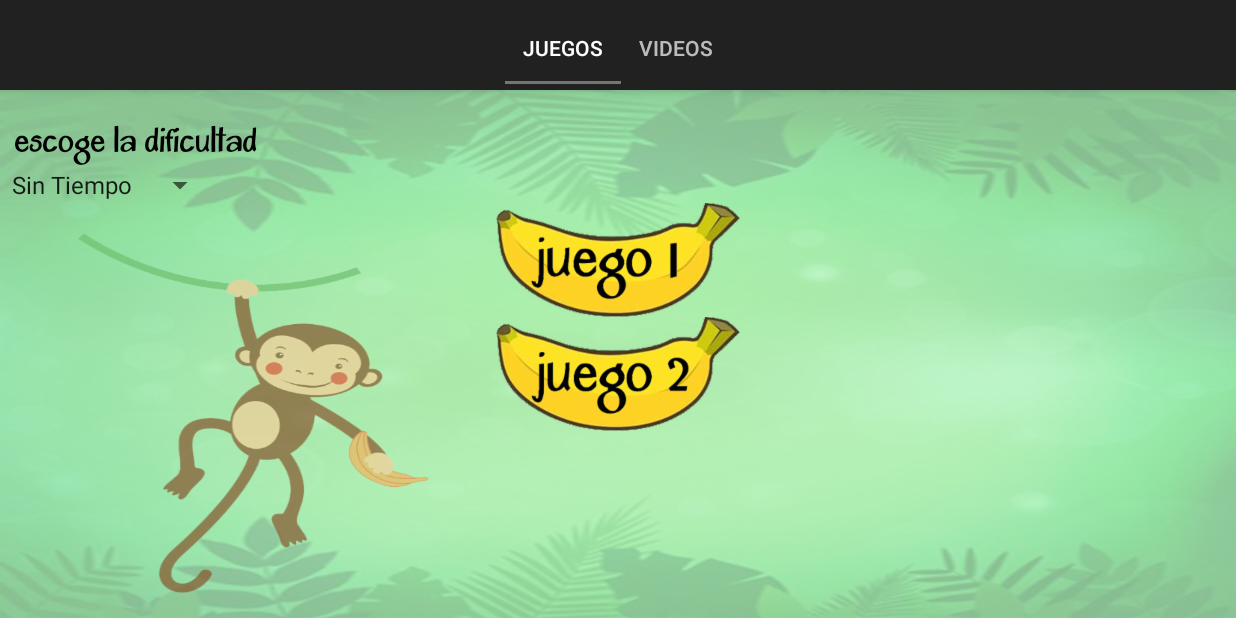
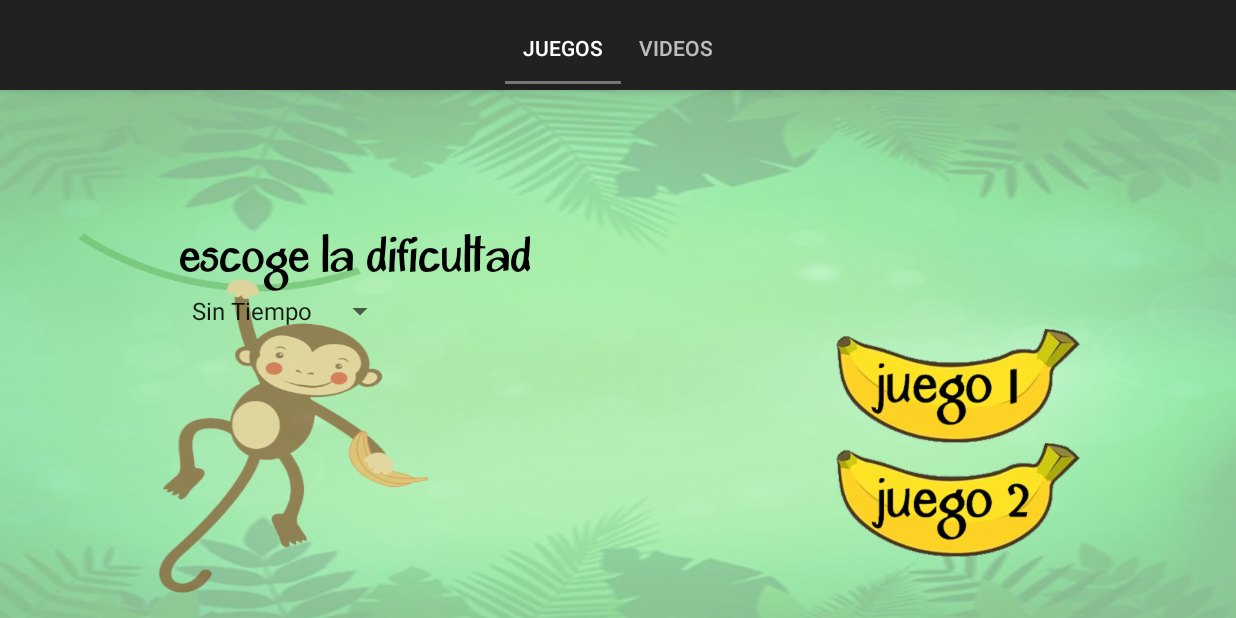
Before and after one commit to miguelpiza93/Mult, an Android app: the screen it shows after launch (MainActivity), after a tap on "Todas las tablas", on a phone screen of 824 x 412 dp (held sideways). Run offline under Robolectric (Android 15) with nearby library versions, the phone set to English and light mode, and no system bars; our stand-ins replace AdMob.

Commit message:
actualizacion interfaz nivel

```diff
--- a/app/src/main/java/com/app/multiplicando/Abn.java
+++ b/app/src/main/java/com/app/multiplicando/Abn.java
@@ -34,7 +34,8 @@ public class Abn extends Fragment
                 .addTestDevice("E6D875D21E5D7044F76A3C6603BC25D6")//Lo
                 .addTestDevice("1D6E14D9D821973C13370F0C46ECD264")//Mi
                 .addTestDevice(AdRequest.DEVICE_ID_EMULATOR)
-                .addTestDevice("04675459C2BE09CF506EDD1002143111")//Genymotion
+                .addTestDevice("04675459C2BE09CF506EDD1002143111")//Genymotion tablet
+                .addTestDevice("2911693A4370B61588F14C331189465F")//Nexus one
                 .build();
         adView.loadAd(adRequest);
 
--- a/app/src/main/java/com/app/multiplicando/PlaceholderFragment.java
+++ b/app/src/main/java/com/app/multiplicando/PlaceholderFragment.java
@@ -83,7 +83,8 @@ public class PlaceholderFragment extends Fragment
                 .addTestDevice( AdRequest.DEVICE_ID_EMULATOR )
                 .addTestDevice("E6D875D21E5D7044F76A3C6603BC25D6")//Mi
                 .addTestDevice("1D6E14D9D821973C13370F0C46ECD264")//Lo
-                .addTestDevice("04675459C2BE09CF506EDD1002143111")//Genymotion
+                .addTestDevice("04675459C2BE09CF506EDD1002143111")//Genymotion tablet
+                .addTestDevice("2911693A4370B61588F14C331189465F")//Nexus one
                 .build();
 
         // Begin loading your interstitial.
@@ -162,7 +163,7 @@ public class PlaceholderFragment extends Fragment
             public void onItemClick(AdapterView<?> parent, View view, int position, long id)
             {
                 // ListView Clicked item index
-                int tabla = position + 1;
+                int tabla = position == 0 ? 10 : position; //10 = todas las tablas
                 b.putInt( "Tabla", tabla );
                 cambiarPantallaPrincipal(false);
             }
--- a/app/src/main/java/com/app/multiplicando/adapters/SectionsPagerAdapter.java
+++ b/app/src/main/java/com/app/multiplicando/adapters/SectionsPagerAdapter.java
@@ -74,6 +74,7 @@ public class SectionsPagerAdapter extends FragmentStatePagerAdapter implements I
 
     @Override
     public boolean isInHome() {
-        return actual.isInHome();
+        boolean home = actual == null ? true : actual.isInHome();
+        return home;
     }
 }
--- a/app/src/main/res/layout/fragment_main.xml
+++ b/app/src/main/res/layout/fragment_main.xml
@@ -4,15 +4,16 @@
     android:id="@+id/mainLayout"
     android:layout_width="match_parent"
     android:layout_height="match_parent"
-    android:background="@drawable/tablas"
+    android:background="@drawable/tablas_opaca"
     android:orientation="vertical" >
 
     <TextView
         android:id="@+id/text_Nivel"
         android:layout_width="wrap_content"
         android:layout_height="wrap_content"
-        android:layout_marginTop="19dp"
-        android:layout_marginLeft="10dp"
+        android:layout_marginTop="@dimen/margin_top_nivel"
+        android:layout_marginLeft="@dimen/margin_nivel"
+        android:textSize="@dimen/text_size_piedra"
         android:text="@string/nivel"
         android:textAppearance="?android:attr/textAppearanceLarge"
         android:textColor="@color/colorPrimaryDark"
@@ -22,6 +23,8 @@
         android:id="@+id/nivel_spinner"
         android:layout_width="wrap_content"
         android:layout_height="wrap_content"
+        android:textSize="@dimen/text_size_piedra"
+        android:layout_marginLeft="@dimen/margin_nivel"
         android:gravity="center_horizontal"
         android:visibility="gone"/>
 
@@ -29,7 +32,8 @@
         android:id="@+id/buttonj1"
         android:layout_width="wrap_content"
         android:layout_height="wrap_content"
-        android:layout_gravity="center_horizontal"
+        android:layout_gravity="right"
+        android:layout_marginRight="@dimen/margin_btn_juegos"
         android:background="@drawable/juego1"
         android:visibility="gone" />
 
@@ -37,8 +41,8 @@
         android:id="@+id/buttonj2"
         android:layout_width="wrap_content"
         android:layout_height="wrap_content"
-        android:layout_gravity="center_horizontal"
-        android:layout_marginBottom="30dp"
+        android:layout_gravity="right"
+        android:layout_marginRight="@dimen/margin_btn_juegos"
         android:background="@drawable/juego2"
         android:visibility="gone" />
 
@@ -47,7 +51,8 @@
         android:layout_width="wrap_content"
         android:layout_height="wrap_content"
         android:layout_gravity="center_horizontal"
-        android:layout_marginTop="32dp"
+        android:layout_marginTop="@dimen/margin_pregunta"
+        android:textSize="@dimen/text_size_piedra"
         android:text="@string/menu"
         android:visibility="visible"
         android:textAppearance="?android:attr/textAppearanceLarge"
--- a/app/src/main/res/values-426x320/dimens.xml
+++ b/app/src/main/res/values-426x320/dimens.xml
@@ -1,5 +1,6 @@
 <?xml version="1.0" encoding="utf-8"?>
 <resources>
     <dimen name="text_size_piedra">14dp</dimen>
-    <dimen name="padding_piedra_question">34dp</dimen>
+    <dimen name="padding_piedra_question">2dp</dimen>
+    <dimen name="margin_btn_juegos">44dp</dimen>
 </resources>
--- a/app/src/main/res/values-470x320/dimens.xml
+++ b/app/src/main/res/values-470x320/dimens.xml
@@ -2,5 +2,6 @@
 <resources>
     <dimen name="text_size_piedra">20dp</dimen>
     <dimen name="padding_piedra_question">36dp</dimen>
-
+    <dimen name="margin_btn_juegos">20dp</dimen>
+    <dimen name="margin_pregunta">4dp</dimen>
 </resources>
--- a/app/src/main/res/values-640x480/dimens.xml
+++ b/app/src/main/res/values-640x480/dimens.xml
@@ -2,4 +2,5 @@
 <resources>
     <dimen name="text_size_piedra">24dp</dimen>
     <dimen name="padding_piedra_question">38dp</dimen>
+    <dimen name="margin_btn_juegos">24dp</dimen>
 </resources>
--- a/app/src/main/res/values-w820dp/dimens.xml
+++ b/app/src/main/res/values-w820dp/dimens.xml
@@ -6,4 +6,8 @@
     <dimen name="appbar_height">60dp</dimen>
     <dimen name="text_size_piedra">32dp</dimen>
     <dimen name="padding_piedra_question">50dp</dimen>
+    <dimen name="margin_pregunta">45dp</dimen>
+    <dimen name="margin_btn_juegos">104dp</dimen>
+    <dimen name="margin_nivel">120dp</dimen>
+    <dimen name="margin_top_nivel">90dp</dimen>
 </resources>
--- a/app/src/main/res/values/dimens.xml
+++ b/app/src/main/res/values/dimens.xml
@@ -6,4 +6,8 @@
     <dimen name="appbar_height">50dp</dimen>
     <dimen name="text_size_piedra">14dp</dimen>
     <dimen name="padding_piedra_question">34dp</dimen>
+    <dimen name="margin_pregunta">20dp</dimen>
+    <dimen name="margin_btn_juegos">34dp</dimen>
+    <dimen name="margin_nivel">50dp</dimen>
+    <dimen name="margin_top_nivel">20dp</dimen>
 </resources>
```
